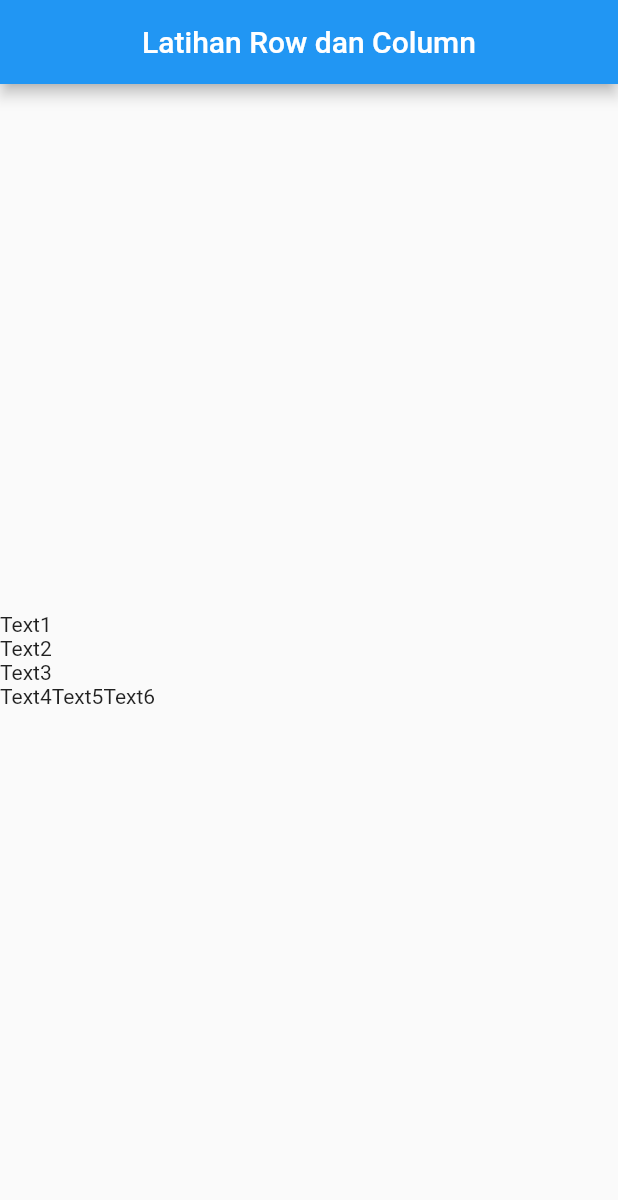
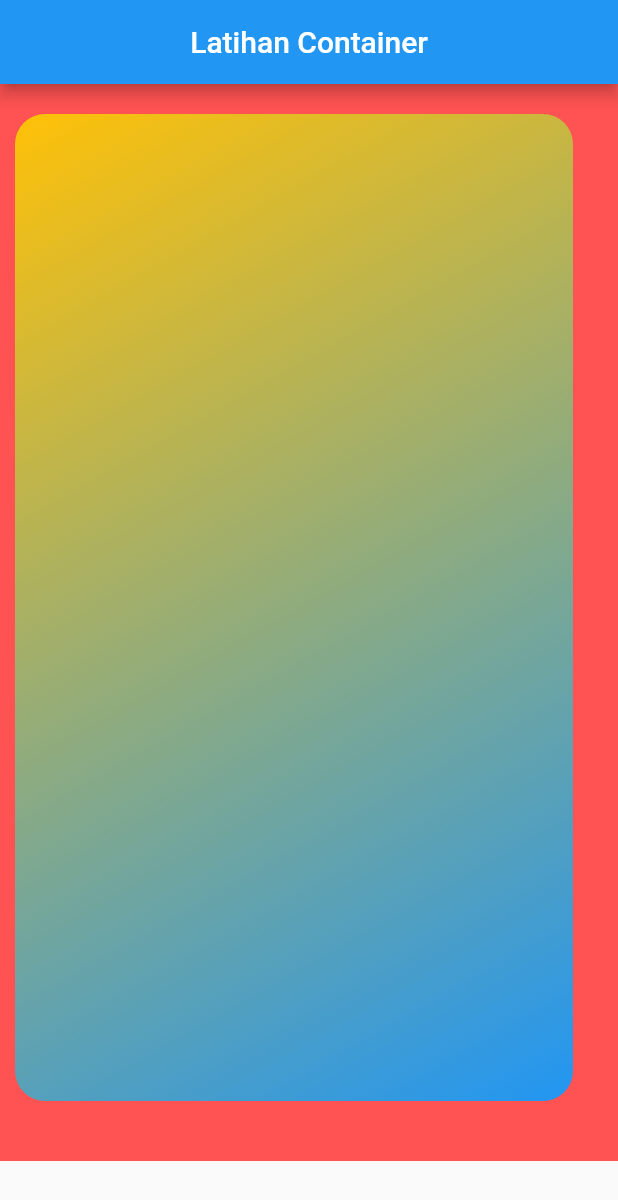
Before and after one commit to AlfonsInfo/Flutter-Learning-Journey, a Flutter app: the screen it shows after launch, on a phone screen of 412 x 824 dp. Shown: the top 1200 px of the screen. Run offline on Flutter 3.47's test engine with Material 2 defaults, Android fonts, the phone set to English and light mode, and no system bars.

Commit message:
Container

```diff
--- a/lib/main.dart
+++ b/lib/main.dart
@@ -10,23 +10,22 @@ class MyApp extends StatelessWidget {
   @override
   Widget build(BuildContext context) {
     return MaterialApp(
-      home: Scaffold(
-          appBar: AppBar(title:Center(child: Text("Latihan Row dan Column"),) ),
-          body: Column(
-            mainAxisAlignment: MainAxisAlignment.center,
-            crossAxisAlignment: CrossAxisAlignment.start,
-            children: <Widget>[
-              Text("Text1"),
-              Text("Text2"),
-              Text("Text3"),
-              Row(children: [
-                Text("Text4"),
-                Text("Text5"),
-                Text("Text6"),
-              ],)
-          ]),
-      )
-    );
+        home: Scaffold(
+      appBar: AppBar(
+          title: Center(
+        child: Text("Latihan Container"),
+      )),
+      body: Container(
+        color: Colors.redAccent,
+        margin: EdgeInsets.only(bottom: 50),
+        padding: EdgeInsets.fromLTRB(10,20,30,40),
+        child: Container(
+        decoration: BoxDecoration(borderRadius: BorderRadius.circular(20),gradient: LinearGradient(colors: <Color>[
+          Colors.amber,
+          Colors.blue
+        ],begin: Alignment.topLeft, end: Alignment.bottomRight))),
+      ),
+    ));
   }
 }
 
```
